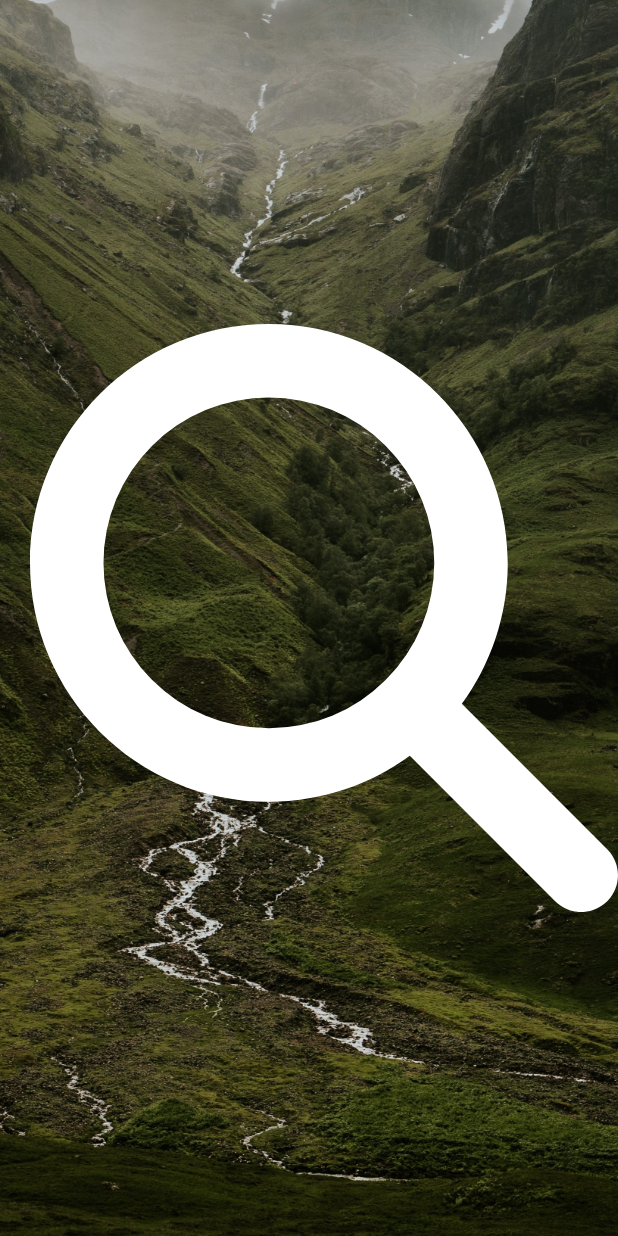
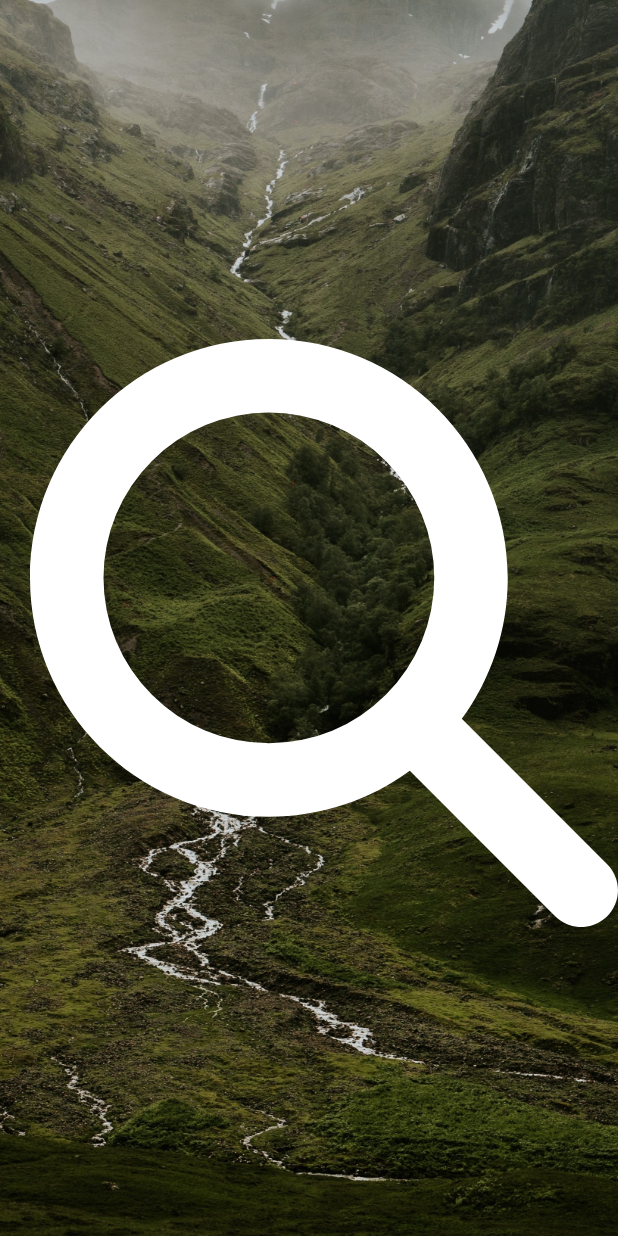
Before and after one commit to Avanta8/WeHike, a Flutter app: the screen it shows after launch, on a phone screen of 412 x 824 dp. Run offline on Flutter 3.47's test engine with Material 2 defaults, Android fonts, the phone set to English and light mode, and no system bars; our stand-ins replace flutter_svg, geolocator, location, shared_preferences; network calls fail.

Commit message:
Resize magnifying glass

```diff
--- a/we_hike/lib/homelayout/layout.dart
+++ b/we_hike/lib/homelayout/layout.dart
@@ -78,11 +78,12 @@ class _LayoutState extends State<Layout> {
             ),
           child: GestureDetector(
             child: Padding(
-              padding: const EdgeInsets.fromLTRB(20, 0, 0, 0),
+              padding: const EdgeInsets.fromLTRB(20, 20, 0, 0),
               // the GestureDetector allows the magnifying glass to direct us to the search page when pressed
               child: GestureDetector(
                 child: SizedBox(
                         height: 35,
+                        width: 35,
                         child: widget.svg,
                       ),
                 // move to search screen
```
